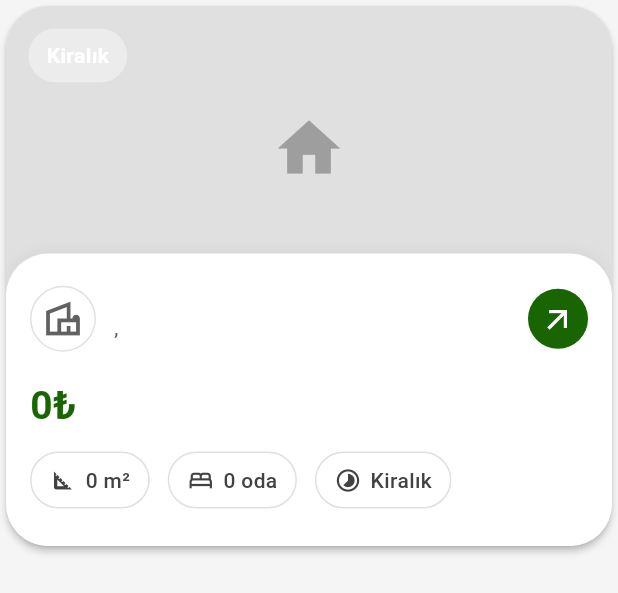
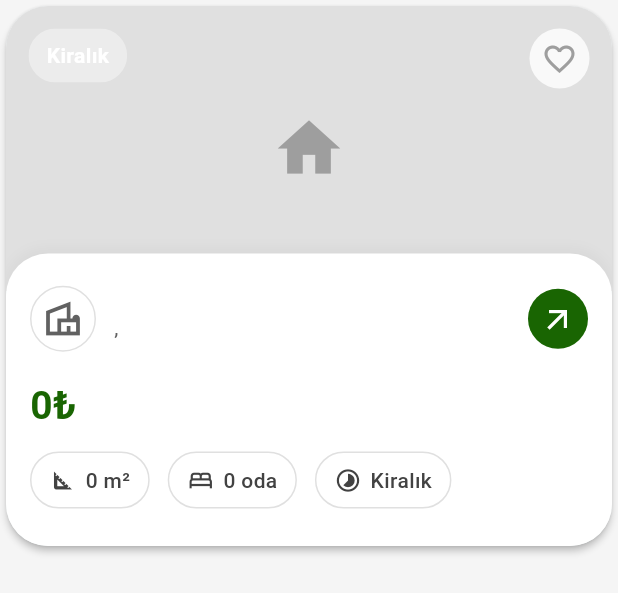
Before and after one commit to MCHTSEN/real_estate_app, a Flutter app: the ListingCard widget shown alone on an empty page, opened directly with empty values, on a phone screen of 412 x 824 dp. Shown: the top 593 px of the screen. Run offline on Flutter 3.47's test engine with Material 3 defaults, Android fonts, the phone set to English and light mode, and no system bars; our stand-ins replace cached_network_image, cloud_firestore, firebase_auth, firebase_core, firebase_storage, flutter_carousel_widget and 4 more; accounts and stored records are empty; generated files the repository leaves out were written again.

Commit message:
feat: integrate favorites functionality in home and listing screens

```diff
--- a/lib/features/home/presentation/screens/home_screen.dart
+++ b/lib/features/home/presentation/screens/home_screen.dart
@@ -4,6 +4,7 @@ import 'package:go_router/go_router.dart';
 import 'dart:ui';
 import 'package:real_estate_app/features/auth/providers/auth_provider.dart';
 import 'package:real_estate_app/features/home/presentation/widgets/listing_tab.dart';
+import 'package:real_estate_app/features/home/presentation/screens/favorites_screen.dart';
 import 'package:real_estate_app/features/listing/presentation/screens/add_listing_screen.dart';
 import 'package:real_estate_app/features/profile/presentation/screens/profile_screen.dart';
 
@@ -19,7 +20,7 @@ class HomeScreen extends ConsumerWidget {
     // List of widgets to display based on bottom nav selection
     final screens = [
       const ListingTab(listingType: null), // All listings
-      const Text('Favoriler'), // Sell listings
+      const FavoritesScreen(), // Favorites screen
       const AddListingScreen(), // Add listing tab
       const ProfileScreen(), // Profile tab
     ];
--- a/lib/features/home/presentation/widgets/listing_card.dart
+++ b/lib/features/home/presentation/widgets/listing_card.dart
@@ -1,13 +1,15 @@
 import 'package:flutter/material.dart';
 import 'package:cached_network_image/cached_network_image.dart';
+import 'package:flutter_riverpod/flutter_riverpod.dart';
 import 'package:real_estate_app/core/extensions/string_extensions.dart';
 import 'package:real_estate_app/core/theme/custom_colors.dart';
 import 'package:real_estate_app/features/home/domain/models/listing_model.dart';
+import 'package:real_estate_app/features/home/providers/favorite_provider.dart';
 import 'package:intl/intl.dart';
 import 'package:go_router/go_router.dart';
 import 'package:real_estate_app/features/listing/presentation/screens/listing_detail_screen.dart';
 
-class ListingCard extends StatelessWidget {
+class ListingCard extends ConsumerWidget {
   final ListingModel listing;
   final VoidCallback? onTap;
 
@@ -18,7 +20,10 @@ class ListingCard extends StatelessWidget {
   });
 
   @override
-  Widget build(BuildContext context) {
+  Widget build(BuildContext context, WidgetRef ref) {
+    final isFavorite =
+        ref.watch(favoritesProvider).any((item) => item.id == listing.id);
+
     return GestureDetector(
       onTap: () {
         context.goNamed(
@@ -40,7 +45,33 @@ class ListingCard extends StatelessWidget {
               _buildImageSection(),
               _buildInfoSection(context),
               _buildTypeLabel(),
+              _buildFavoriteButton(context, ref, isFavorite),
             ],
+          ),
+        ),
+      ),
+    );
+  }
+
+  Widget _buildFavoriteButton(
+      BuildContext context, WidgetRef ref, bool isFavorite) {
+    return Positioned(
+      top: 15,
+      right: 15,
+      child: GestureDetector(
+        onTap: () {
+          ref.read(favoritesProvider.notifier).toggleFavorite(listing);
+        },
+        child: Container(
+          padding: const EdgeInsets.all(8),
+          decoration: BoxDecoration(
+            color: Colors.white.withOpacity(0.8),
+            shape: BoxShape.circle,
+          ),
+          child: Icon(
+            isFavorite ? Icons.favorite : Icons.favorite_border,
+            color: isFavorite ? Colors.red : Colors.grey,
+            size: 24,
           ),
         ),
       ),
```
Also changed, not shown: lib/features/home/presentation/screens/favorites_screen.dart (added, +96 -0 lines), lib/features/home/presentation/widgets/listing_tab.dart (+11 -3 lines), lib/features/home/providers/favorite_provider.dart (added, +23 -0 lines).
